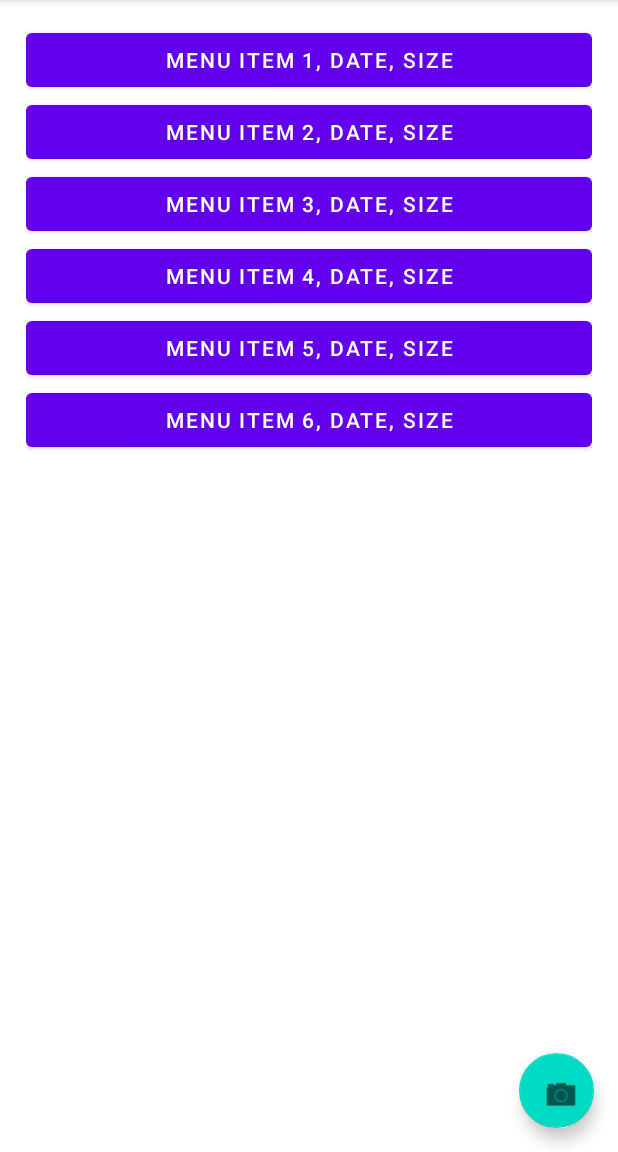
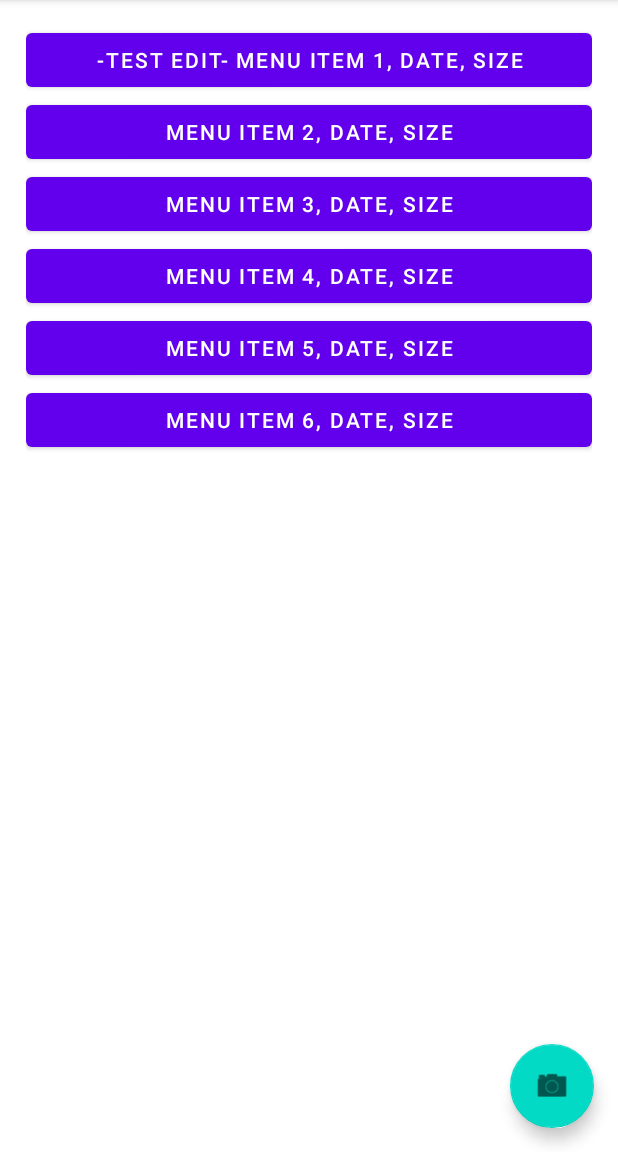
Before and after one commit to Apachemann/MobileProject, an Android app: the screen it shows after launch (MainActivity), on a phone screen of 412 x 824 dp, the part 84-1236 px from its top. Run offline under Robolectric (Android 15) with nearby library versions, the phone set to English and light mode, and no system bars.

Commit message:
main menu button implementation
Main menu buttons now (mostly) work. Camera button and first data entry in list go to new activities.

```diff
--- a/SnapNStudy/app/src/main/java/com/example/snapnstudy/MainActivity.java
+++ b/SnapNStudy/app/src/main/java/com/example/snapnstudy/MainActivity.java
@@ -2,13 +2,39 @@ package com.example.snapnstudy;
 
 import androidx.appcompat.app.AppCompatActivity;
 
+import android.content.Intent;
 import android.os.Bundle;
+import android.view.View;
+import android.widget.Button;
 
-public class MainActivity extends AppCompatActivity {
+import com.google.android.material.floatingactionbutton.FloatingActionButton;
+
+public class MainActivity extends AppCompatActivity implements View.OnClickListener{
+
+    Button testBtn;
+    FloatingActionButton addBtn;
 
     @Override
     protected void onCreate(Bundle savedInstanceState) {
         super.onCreate(savedInstanceState);
         setContentView(R.layout.activity_main);
+
+        // Grab the objects of the button and floating action button
+        testBtn=(Button)findViewById(R.id.test_edit_button1);
+        addBtn=(FloatingActionButton)findViewById(R.id.floatingActionButton);
+
+        testBtn.setOnClickListener(this);
+        addBtn.setOnClickListener(this);
+    }
+
+    public void onClick(View view) {
+        // Do something in response to floating action button
+        if (view==testBtn) {
+            Intent intent = new Intent(this, EditData.class);
+            startActivity(intent);
+        }else if(view==addBtn) {
+            Intent intent = new Intent(this, CreatePicture.class);
+            startActivity(intent);
+        }
     }
 }
--- a/SnapNStudy/app/src/main/res/layout/activity_main.xml
+++ b/SnapNStudy/app/src/main/res/layout/activity_main.xml
@@ -8,11 +8,12 @@
 
     <com.google.android.material.floatingactionbutton.FloatingActionButton
         android:id="@+id/floatingActionButton"
-        android:layout_width="50dp"
-        android:layout_height="50dp"
+        android:layout_width="wrap_content"
+        android:layout_height="wrap_content"
         android:layout_marginEnd="16dp"
         android:layout_marginBottom="16dp"
         android:clickable="true"
+        android:onClick="createPicture"
         app:layout_constraintBottom_toBottomOf="parent"
         app:layout_constraintEnd_toEndOf="parent"
         app:maxImageSize="25dp"
@@ -33,10 +34,10 @@
             android:orientation="vertical">
 
             <Button
-                android:id="@+id/button1"
+                android:id="@+id/test_edit_button1"
                 android:layout_width="match_parent"
                 android:layout_height="wrap_content"
-                android:text="Menu Item 1, date, size" />
+                android:text="-TEST EDIT- Menu Item 1, date, size" />
 
             <Button
                 android:id="@+id/button2"
```
Also changed, not shown: SnapNStudy/app/src/main/AndroidManifest.xml (+20 -0 lines), SnapNStudy/app/src/main/java/com/example/snapnstudy/CreatePicture.java (added, +14 -0 lines), SnapNStudy/app/src/main/java/com/example/snapnstudy/EditData.java (added, +14 -0 lines), SnapNStudy/app/src/main/res/layout/activity_create_picture.xml (added, +29 -0 lines), SnapNStudy/app/src/main/res/layout/activity_edit_data.xml (added, +9 -0 lines).
